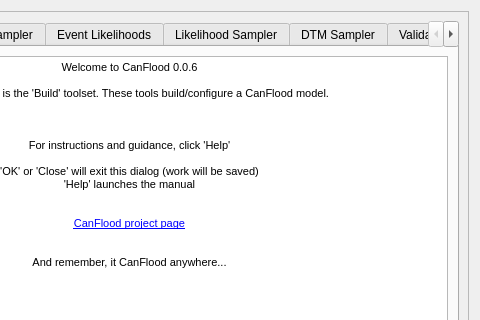
Above: canflood_inprep/ProjectDataPrep/ProjectDataPrepDialog_Base.ui from NRCan/CanFlood before the change; both pictures show x 221 to 701 and y 0 to 320 of the 701 by 852 pixel window. Below: the same form after it.
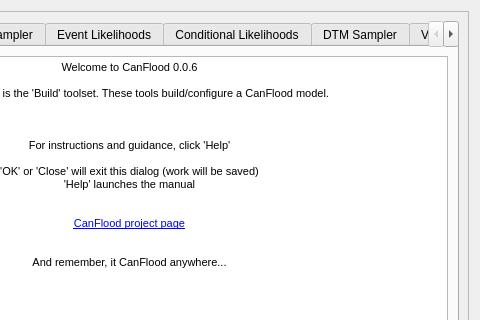
That is the form after the change. Custom widgets are drawn as their Qt base class.

```diff
--- a/canflood_inprep/ProjectDataPrep/ProjectDataPrepDialog_Base.ui
+++ b/canflood_inprep/ProjectDataPrep/ProjectDataPrepDialog_Base.ui
@@ -51,8 +51,8 @@
        <rect>
         <x>0</x>
         <y>0</y>
-        <width>677</width>
-        <height>741</height>
+        <width>681</width>
+        <height>746</height>
        </rect>
       </property>
       <property name="sizePolicy">
@@ -1718,7 +1718,7 @@
          </widget>
          <widget class="QWidget" name="tab_exlikes">
           <attribute name="title">
-           <string>Likelihood Sampler</string>
+           <string>Conditional Likelihoods</string>
           </attribute>
           <layout class="QVBoxLayout" name="verticalLayout_14">
            <item>
```
Left out of the diff: 10 changed lines with no effect on the pictures.
